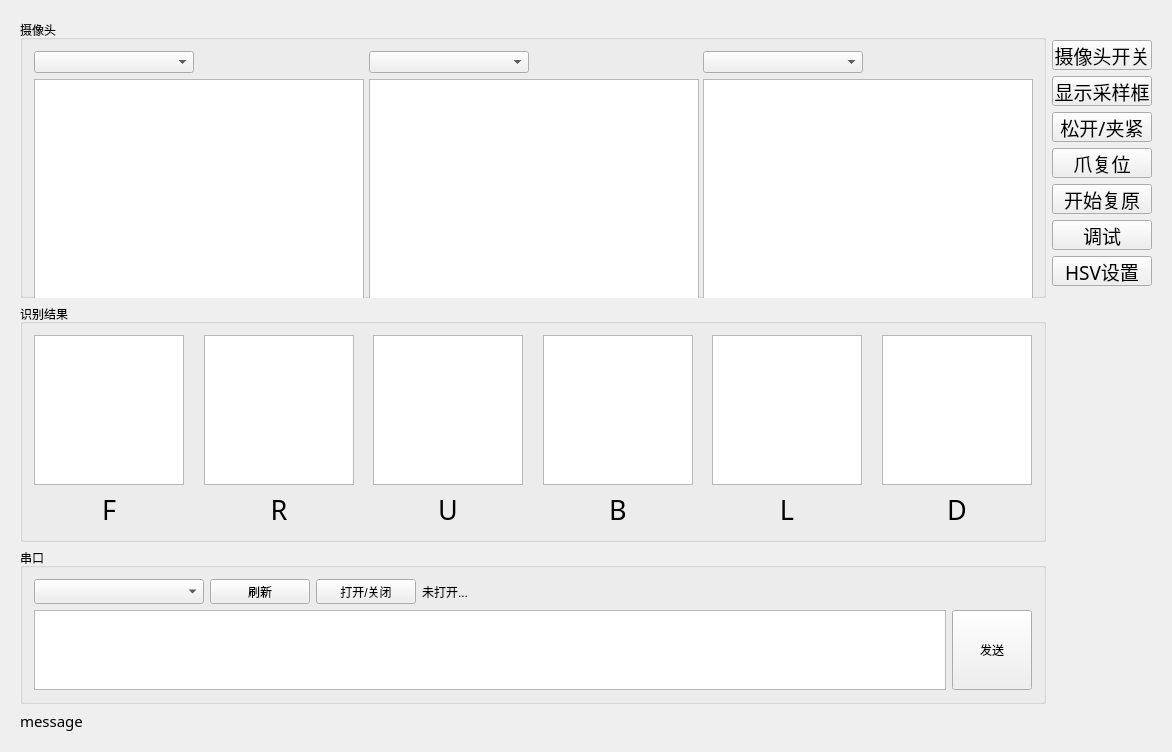
Before: the Qt Designer form CubicExplorerWithQt/CubicExplorerWithQt.ui in KazeLv/CubeExplorer_2.0, drawn with Qt 5.
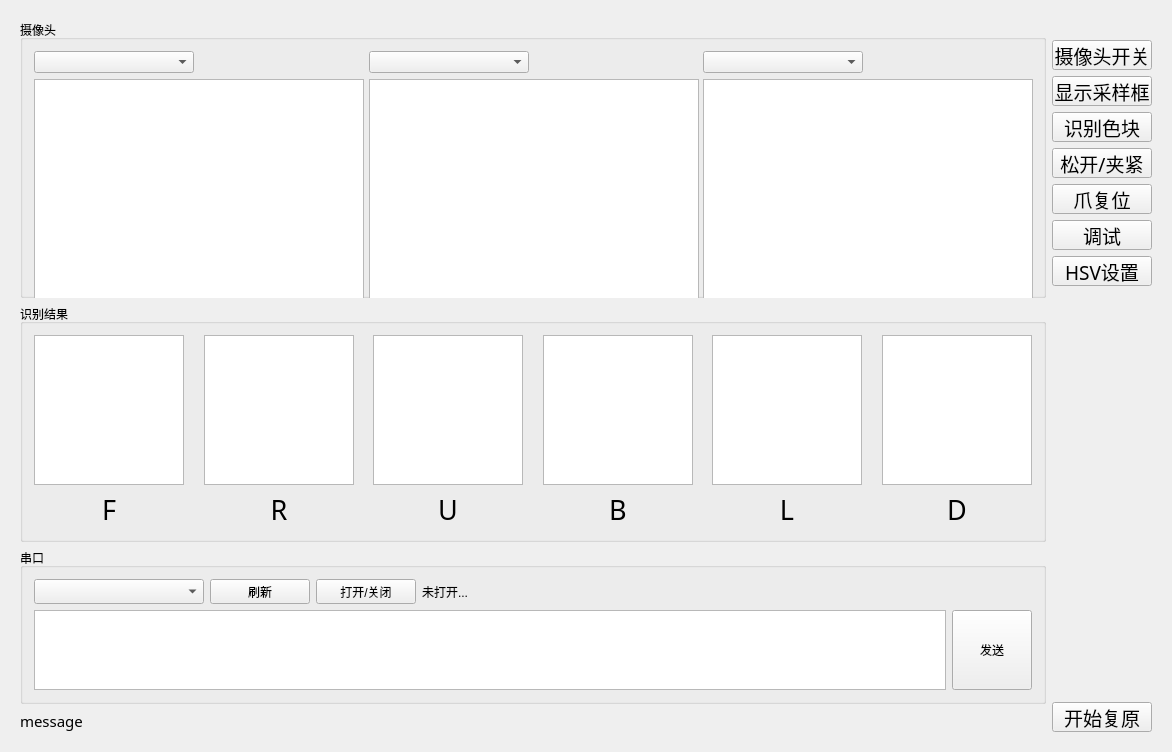
After: the same form once the commit is applied. Custom widgets are drawn as their Qt base class.

Commit message: 添加预识别功能

```diff
--- a/CubicExplorerWithQt/CubicExplorerWithQt.ui
+++ b/CubicExplorerWithQt/CubicExplorerWithQt.ui
@@ -816,6 +816,31 @@
         </property>
        </widget>
       </item>
+      <item>
+       <widget class="QPushButton" name="btn_recog">
+        <property name="minimumSize">
+         <size>
+          <width>100</width>
+          <height>30</height>
+         </size>
+        </property>
+        <property name="maximumSize">
+         <size>
+          <width>100</width>
+          <height>30</height>
+         </size>
+        </property>
+        <property name="font">
+         <font>
+          <family>Adobe Arabic</family>
+          <pointsize>14</pointsize>
+         </font>
+        </property>
+        <property name="text">
+         <string>识别色块</string>
+        </property>
+       </widget>
+      </item>
       <item>
        <widget class="QPushButton" name="btn_tightOrLoose">
         <property name="minimumSize">
@@ -866,31 +891,6 @@
         </property>
        </widget>
       </item>
-      <item>
-       <widget class="QPushButton" name="btn_restore">
-        <property name="minimumSize">
-         <size>
-          <width>100</width>
-          <height>30</height>
-         </size>
-        </property>
-        <property name="maximumSize">
-         <size>
-          <width>100</width>
-          <height>30</height>
-         </size>
-        </property>
-        <property name="font">
-         <font>
-          <family>Adobe Arabic</family>
-          <pointsize>14</pointsize>
-         </font>
-        </property>
-        <property name="text">
-         <string>开始复原</string>
-        </property>
-       </widget>
-      </item>
       <item>
        <widget class="QPushButton" name="btn_debug">
         <property name="minimumSize">
@@ -954,6 +954,31 @@
         </property>
        </spacer>
       </item>
+      <item>
+       <widget class="QPushButton" name="btn_restore">
+        <property name="minimumSize">
+         <size>
+          <width>100</width>
+          <height>30</height>
+         </size>
+        </property>
+        <property name="maximumSize">
+         <size>
+          <width>100</width>
+          <height>30</height>
+         </size>
+        </property>
+        <property name="font">
+         <font>
+          <family>Adobe Arabic</family>
+          <pointsize>14</pointsize>
+         </font>
+        </property>
+        <property name="text">
+         <string>开始复原</string>
+        </property>
+       </widget>
+      </item>
      </layout>
     </item>
    </layout>
```
The commit also changes 19 other files.
